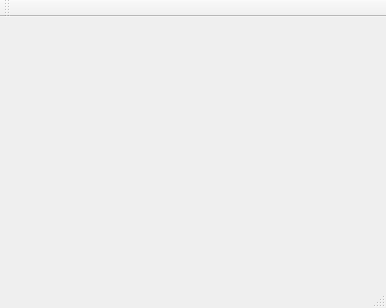
First picture: the form in mainwindow.ui, repository intmian/hotel-management-system, before the edit.
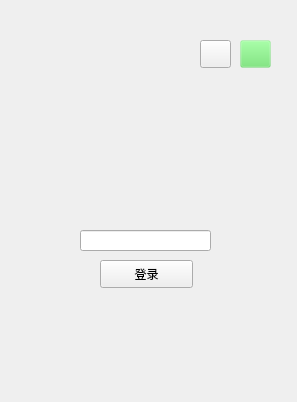
Second picture: the form after the edit.

Commit message: 完成登录界面

```diff
--- a/mainwindow.ui
+++ b/mainwindow.ui
@@ -6,33 +6,128 @@
    <rect>
     <x>0</x>
     <y>0</y>
-    <width>386</width>
-    <height>308</height>
+    <width>297</width>
+    <height>402</height>
    </rect>
   </property>
   <property name="windowTitle">
    <string>MainWindow</string>
   </property>
-  <widget class="QWidget" name="centralWidget"/>
-  <widget class="QMenuBar" name="menuBar">
-   <property name="geometry">
-    <rect>
-     <x>0</x>
-     <y>0</y>
-     <width>386</width>
-     <height>26</height>
-    </rect>
-   </property>
+  <widget class="QWidget" name="centralWidget">
+   <widget class="QPushButton" name="close">
+    <property name="geometry">
+     <rect>
+      <x>240</x>
+      <y>40</y>
+      <width>31</width>
+      <height>28</height>
+     </rect>
+    </property>
+    <property name="toolTip">
+     <string>&lt;html&gt;&lt;head/&gt;&lt;body&gt;&lt;p&gt;关闭窗口&lt;/p&gt;&lt;/body&gt;&lt;/html&gt;</string>
+    </property>
+    <property name="whatsThis">
+     <string>&lt;html&gt;&lt;head/&gt;&lt;body&gt;&lt;p&gt;关闭&lt;/p&gt;&lt;/body&gt;&lt;/html&gt;</string>
+    </property>
+    <property name="styleSheet">
+     <string notr="true">QPushButton{
+background-color:rgba(100,225,100,30);//背景色（也可以设置图片）
+border-style:outset;                  //边框样式（inset/outset）
+border-width:8px;                     //边框宽度像素
+border-radius:10px;                   //边框圆角半径像素
+border-color:rgba(255,255,255,30);    //边框颜色
+font:bold 20px;                       //字体，字体大小
+color:rgba(0,0,0,100);                //字体颜色
+padding:10px;                          //填衬
+}
+QPushButton:pressed{
+background-color:rgba(100,255,100,200);
+border-color:rgba(255,255,255,30);
+border-style:inset;
+color:rgba(0,0,0,100);
+}
+QPushButton:hover{
+background-color:rgba(100,255,100,100);
+border-color:rgba(255,255,255,200);
+color:rgba(0,0,0,200);
+}</string>
+    </property>
+    <property name="text">
+     <string/>
+    </property>
+   </widget>
+   <widget class="QPushButton" name="hide">
+    <property name="geometry">
+     <rect>
+      <x>200</x>
+      <y>40</y>
+      <width>31</width>
+      <height>28</height>
+     </rect>
+    </property>
+    <property name="toolTip">
+     <string>&lt;html&gt;&lt;head/&gt;&lt;body&gt;&lt;p&gt;最小化&lt;/p&gt;&lt;/body&gt;&lt;/html&gt;</string>
+    </property>
+    <property name="text">
+     <string/>
+    </property>
+   </widget>
+   <widget class="QPushButton" name="pushButton">
+    <property name="geometry">
+     <rect>
+      <x>100</x>
+      <y>260</y>
+      <width>93</width>
+      <height>28</height>
+     </rect>
+    </property>
+    <property name="text">
+     <string>登录</string>
+    </property>
+   </widget>
+   <widget class="QLabel" name="label">
+    <property name="geometry">
+     <rect>
+      <x>70</x>
+      <y>110</y>
+      <width>151</width>
+      <height>231</height>
+     </rect>
+    </property>
+    <property name="text">
+     <string/>
+    </property>
+   </widget>
+   <widget class="QLineEdit" name="lineEdit">
+    <property name="geometry">
+     <rect>
+      <x>80</x>
+      <y>230</y>
+      <width>131</width>
+      <height>21</height>
+     </rect>
+    </property>
+   </widget>
+   <widget class="QLabel" name="back">
+    <property name="geometry">
+     <rect>
+      <x>0</x>
+      <y>0</y>
+      <width>301</width>
+      <height>401</height>
+     </rect>
+    </property>
+    <property name="text">
+     <string/>
+    </property>
+   </widget>
+   <zorder>back</zorder>
+   <zorder>label</zorder>
+   <zorder>close</zorder>
+   <zorder>hide</zorder>
+   <zorder>pushButton</zorder>
+   <zorder>lineEdit</zorder>
   </widget>
-  <widget class="QToolBar" name="mainToolBar">
-   <attribute name="toolBarArea">
-    <enum>TopToolBarArea</enum>
-   </attribute>
-   <attribute name="toolBarBreak">
-    <bool>false</bool>
-   </attribute>
-  </widget>
-  <widget class="QStatusBar" name="statusBar"/>
  </widget>
  <layoutdefault spacing="6" margin="11"/>
  <resources/>
```
The commit also changes 10 other files.
